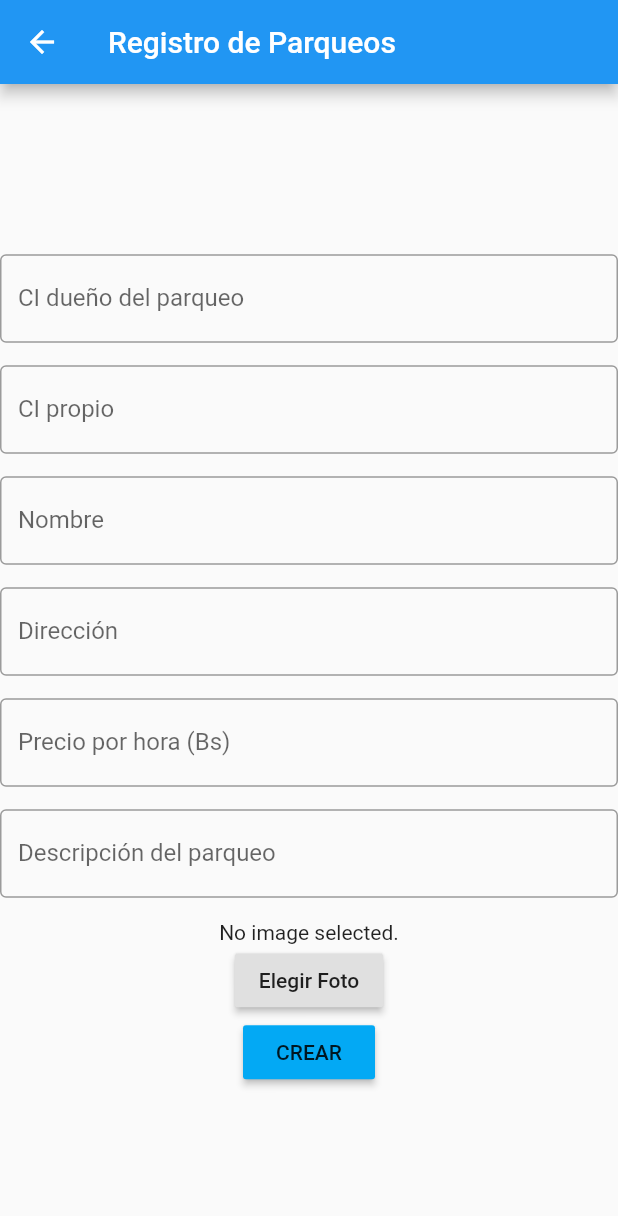
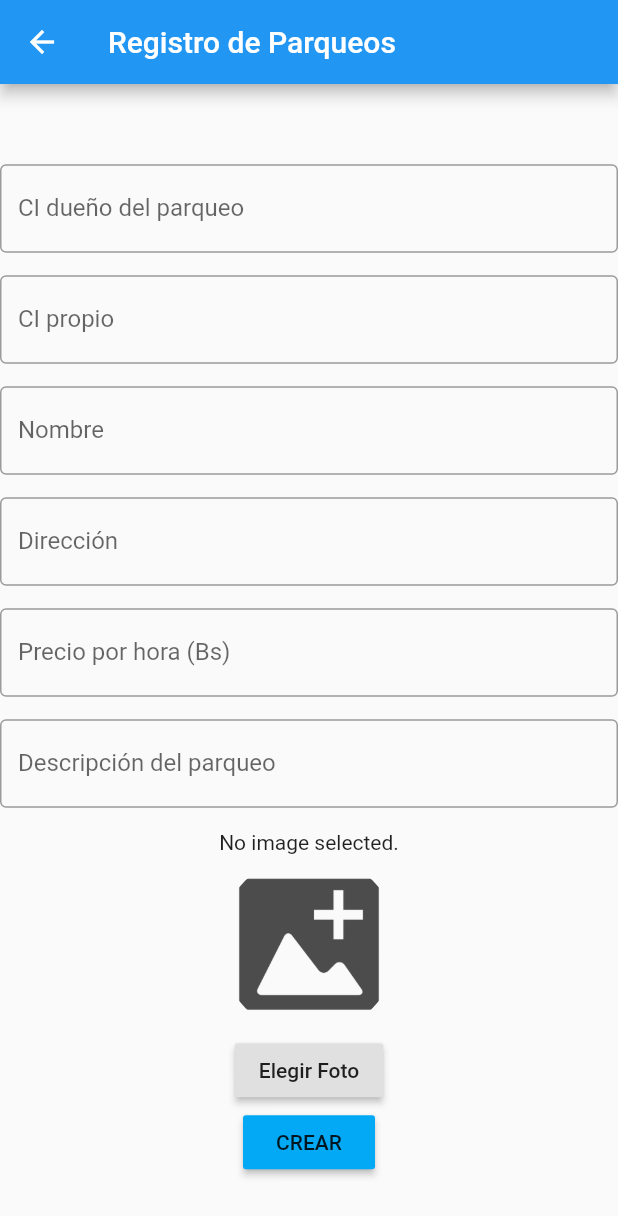
Before and after one commit to Alebuenoaz/FastPark-Owners, a Flutter app: the ParkingRegister screen opened by its route, on a phone screen of 412 x 824 dp. Shown: the top 1216 px of the screen. Run offline on Flutter 3.47's test engine with Material 2 defaults, Android fonts, the phone set to English and light mode, and no system bars; our stand-ins replace cloud_firestore, firebase_storage, image_picker; accounts and stored records are empty.

Commit message:
Add img box in progress

```diff
--- a/lib/main.dart
+++ b/lib/main.dart
@@ -354,6 +354,17 @@ class _ParkingRegisterState extends State<ParkingRegister> {
                     ? Text('No image selected.')
                     : Image.file(_image),
               ),
+              Container(
+                height: 120.0,
+                width: 120.0,
+                decoration: BoxDecoration(
+                  image: DecorationImage(
+                    image: AssetImage("assets/insert-logo.png"),
+                    fit: BoxFit.fill,
+                  ),
+                  shape: BoxShape.circle,
+                ),
+              ),
               RaisedButton(
                 child: Text("Elegir Foto"),
                 onPressed: getImage,
--- a/pubspec.yaml
+++ b/pubspec.yaml
@@ -55,9 +55,9 @@ flutter:
   uses-material-design: true
 
   # To add assets to your application, add an assets section, like this:
-  # assets:
-  #   - images/a_dot_burr.jpeg
-  #   - images/a_dot_ham.jpeg
+  assets:
+    - assets/insert-logo.png
+ #    - images/a_dot_ham.jpeg
 
   # An image asset can refer to one or more resolution-specific "variants", see
   # https://flutter.dev/assets-and-images/#resolution-aware.
```
Also changed, not shown: assets/insert-logo.png (added).
